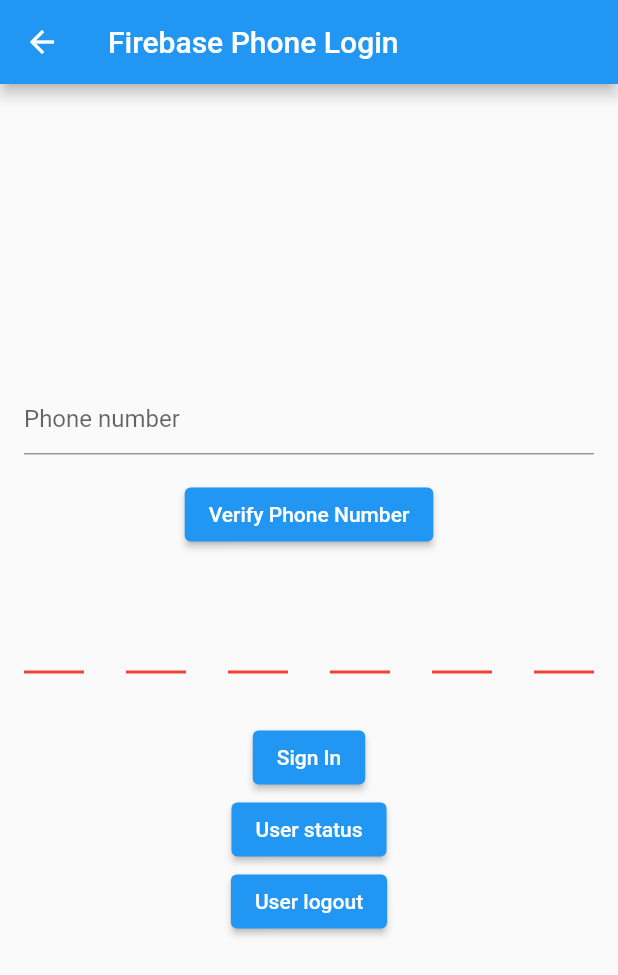
After one commit to yosih48/clients-flutter, a Flutter app: the PhoneLoginPage screen opened directly, on a phone screen of 412 x 824 dp. The commit adds this screen. Shown: the top 975 px of the screen. Run offline on Flutter 3.47's test engine with Material 2 defaults, Android fonts, the phone set to English and light mode, and no system bars; drawn by our look-alikes of pin_code_fields; our stand-ins replace firebase_auth, firebase_core; missing offline and left inert: widget_bindings; accounts and stored records are empty.

Commit message:
firebase login

```diff
--- /dev/null
+++ b/lib/screens/PhoneLogin.dart
@@ -0,0 +1,169 @@
+import 'package:firebase_auth/firebase_auth.dart';
+import 'package:flutter/material.dart';
+import 'package:pin_code_fields/pin_code_fields.dart';
+
+class PhoneLoginPage extends StatefulWidget {
+  @override
+  _PhoneLoginPageState createState() => _PhoneLoginPageState();
+}
+
+class _PhoneLoginPageState extends State<PhoneLoginPage> {
+  final _phoneController = TextEditingController();
+  final _codeController = TextEditingController();
+  final FirebaseAuth _auth = FirebaseAuth.instance;
+  final GlobalKey<ScaffoldMessengerState> _scaffoldKey =
+      GlobalKey<ScaffoldMessengerState>();
+  String _verificationId = "";
+
+  @override
+  void initState() {
+    isUserLoggedIn();
+    super.initState();
+  }
+
+  isUserLoggedIn() {
+    if (FirebaseAuth.instance.currentUser != null) {
+      print("User logged in");
+      return true;
+    } else {
+      print("User not logged in");
+      return false;
+    }
+  }
+
+  signOut() async {
+    await FirebaseAuth.instance.signOut();
+    print("User Signed out");
+  }
+
+  Future<void> _verifyPhone() async {
+    try {
+      await FirebaseAuth.instance.verifyPhoneNumber(
+        phoneNumber: _phoneController.text,
+        // timeoutDuration: const Duration(seconds: 60),
+        verificationCompleted: _verificationCompleted,
+        verificationFailed: _verificationFailed,
+        codeSent: _codeSent,
+        codeAutoRetrievalTimeout: _codeAutoRetrievalTimeout,
+      );
+    } catch (e) {
+      _scaffoldKey.currentState?.showSnackBar(
+        SnackBar(
+            content: Text("Failed to verify phone number. Please try again.")),
+      );
+    }
+  }
+
+  void _verificationCompleted(PhoneAuthCredential credential) async {
+    try {
+      await _auth.signInWithCredential(credential);
+      _scaffoldKey.currentState?.showSnackBar(
+        SnackBar(content: Text("Phone number automatically verified.")),
+      );
+    } catch (e) {
+      _scaffoldKey.currentState?.showSnackBar(
+        SnackBar(content: Text("Failed to sign in. Please try again.")),
+      );
+    }
+  }
+
+  void _verificationFailed(FirebaseAuthException exception) {
+    _scaffoldKey.currentState?.showSnackBar(
+      SnackBar(
+          content: Text("Failed to verify phone number. Please try again.")),
+    );
+  }
+
+  void _codeSent(String verificationId, int? resendToken) {
+    _verificationId = verificationId;
+  }
+  // void _codeSent(PhoneAuthCredential credential) async {
+  //   try {
+  //     await _auth.signInWithCredential(credential);
+  //     _scaffoldKey.currentState?.showSnackBar(
+  //       SnackBar(content: Text("Phone number verified successfully.")),
+  //     );
+  //   } catch (e) {
+  //     _scaffoldKey.currentState?.showSnackBar(
+  //       SnackBar(content: Text("Failed to sign in. Please try again.")),
+  //     );
+  //   }
+  // }
+
+  void _codeAutoRetrievalTimeout(String verificationId) {
+    _verificationId = verificationId;
+  }
+
+  Future<void> _signInWithPhoneNumber() async {
+    try {
+      final credential = PhoneAuthProvider.credential(
+        verificationId: _verificationId,
+        smsCode: _codeController.text,
+      );
+      await _auth.signInWithCredential(credential);
+      _scaffoldKey.currentState?.showSnackBar(
+        SnackBar(content: Text("Phone number verified successfully.")),
+      );
+    } catch (e) {
+      _scaffoldKey.currentState?.showSnackBar(
+        SnackBar(content: Text("Failed to sign in. Please try again.")),
+      );
+    }
+  }
+
+  _userStatus() {
+    isUserLoggedIn();
+  }
+
+  @override
+  Widget build(BuildContext context) {
+    return ScaffoldMessenger(
+      key: _scaffoldKey,
+      child: Scaffold(
+        appBar: AppBar(
+          title: Text("Firebase Phone Login"),
+        ),
+        body: Padding(
+          padding: const EdgeInsets.all(16.0),
+          child: Column(
+            mainAxisAlignment: MainAxisAlignment.center,
+            children: [
+              TextField(
+                controller: _phoneController,
+                keyboardType: TextInputType.phone,
+                decoration: InputDecoration(
+                  hintText: "Phone number",
+                ),
+              ),
+              SizedBox(height: 16.0),
+              ElevatedButton(
+                onPressed: _verifyPhone,
+                child: Text("Verify Phone Number"),
+              ),
+              SizedBox(height: 32.0),
+              PinCodeTextField(
+                controller: _codeController,
+                appContext: context,
+                length: 6,
+                onChanged: (value) {},
+              ),
+              SizedBox(height: 16.0),
+              ElevatedButton(
+                onPressed: _signInWithPhoneNumber,
+                child: Text("Sign In"),
+              ),
+              ElevatedButton(
+                onPressed: _userStatus,
+                child: Text("User status"),
+              ),
+              ElevatedButton(
+                onPressed: signOut,
+                child: Text("User logout"),
+              ),
+            ],
+          ),
+        ),
+      ),
+    );
+  }
+}
--- a/pubspec.yaml
+++ b/pubspec.yaml
@@ -38,8 +38,9 @@ dependencies:
   cupertino_icons: ^1.0.2
   intl: ^0.17.0
   widget_bindings: ^1.0.0+1
-  firebase_auth: ^4.6.2
+  firebase_auth: ^4.6.3
   firebase_core: ^2.13.1
+  pin_code_fields: ^7.4.0
 
 dev_dependencies:
   flutter_test:
```
Also changed, not shown: lib/actions.dart (+5 -12 lines), lib/main.dart (+12 -11 lines), pubspec.lock, 1 other file.
